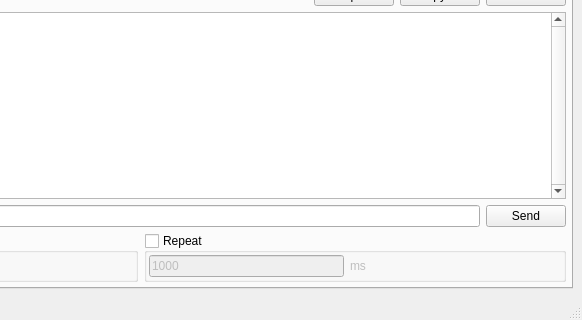
wh201906/SerialTest, file mainwindow.ui: the form before one commit; both pictures show x 301 to 883 and y 280 to 600 of the 883 by 600 pixel window.
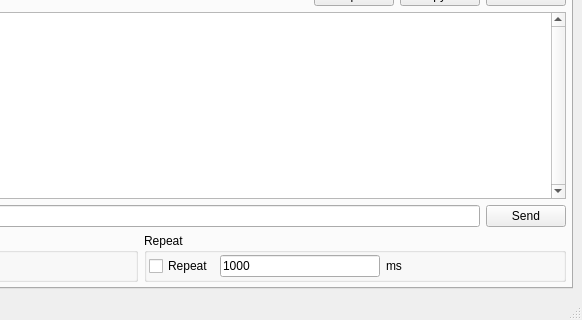
The form after the commit. The open tabs and pages were chosen to show the change. Custom widgets are drawn as their Qt base class.

Patch:
```diff
--- a/mainwindow.ui
+++ b/mainwindow.ui
@@ -599,9 +599,6 @@
             <property name="title">
              <string>Repeat</string>
             </property>
-            <property name="checkable">
-             <bool>true</bool>
-            </property>
             <property name="checked">
              <bool>false</bool>
             </property>
@@ -618,6 +615,13 @@
              <property name="bottomMargin">
               <number>2</number>
              </property>
+             <item>
+              <widget class="QCheckBox" name="data_repeatCheckBox">
+               <property name="text">
+                <string>Repeat</string>
+               </property>
+              </widget>
+             </item>
              <item>
               <widget class="QLineEdit" name="repeatDelayEdit">
                <property name="text">
```
Left out of the diff: 2 changed lines with no effect on the pictures.
